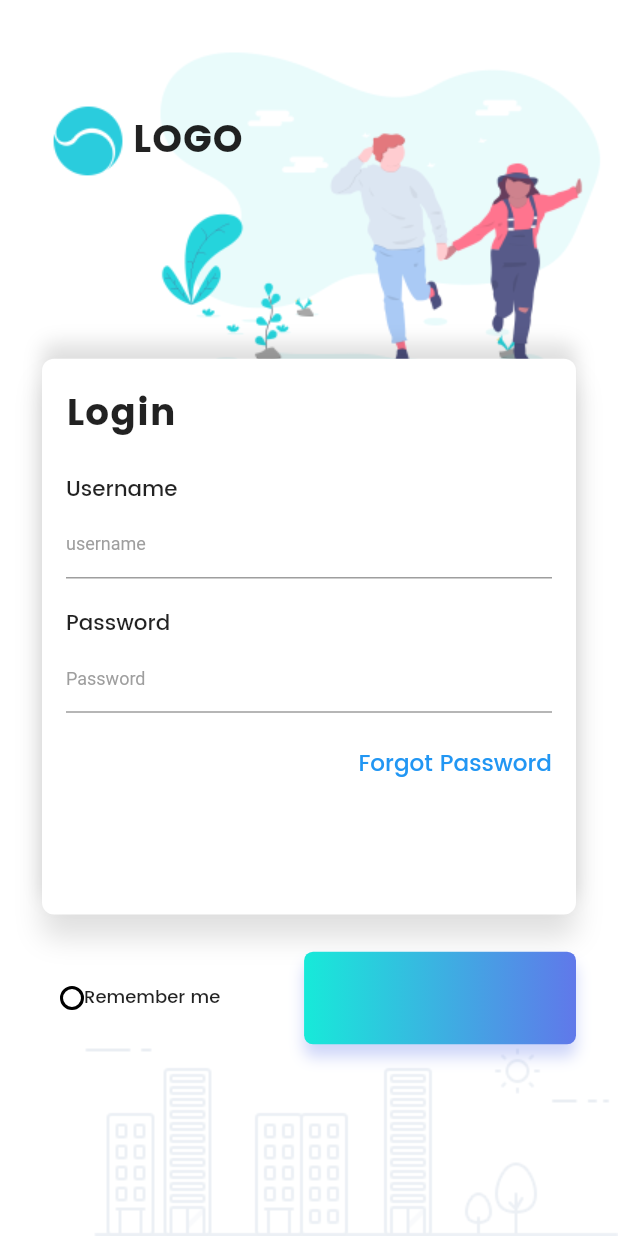
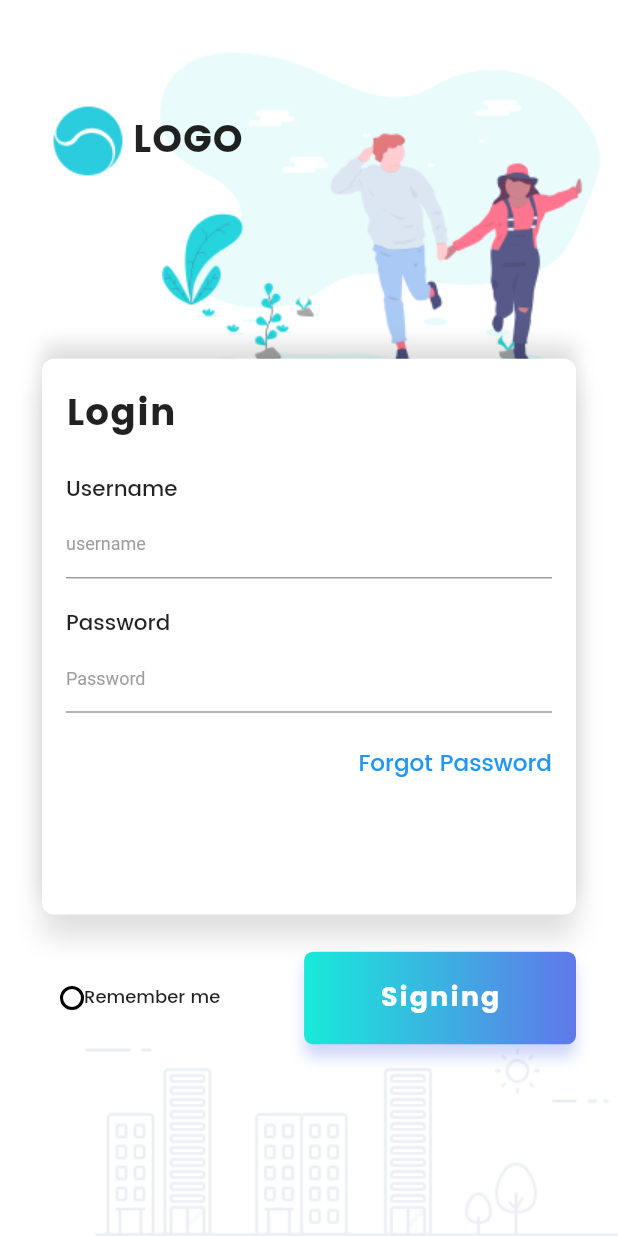
Before and after one commit to Grigoriym/flutter_vault, a Flutter app: the screen it shows after launch, on a phone screen of 412 x 824 dp. Run offline on Flutter 3.47's test engine with Material 2 defaults, Android fonts, the phone set to English and light mode, and no system bars; our stand-ins replace flutter_screenutil.

```diff
--- a/lib/src/ui/login/login_page.dart
+++ b/lib/src/ui/login/login_page.dart
@@ -122,6 +122,21 @@ class _LoginPageState extends State<LoginPage> {
                                     offset: Offset(0.0, 8.0),
                                     blurRadius: 8.0)
                               ]),
+                          child: Material(
+                            color: Colors.transparent,
+                            child: InkWell(
+                              child: Center(
+                                child: Text(
+                                  "Signing",
+                                  style: TextStyle(
+                                      color: Colors.white,
+                                      fontFamily: "Poppins-Bold",
+                                      fontSize: 18.0,
+                                      letterSpacing: 1.0),
+                                ),
+                              ),
+                            ),
+                          ),
                         ),
                       )
                     ],
```
